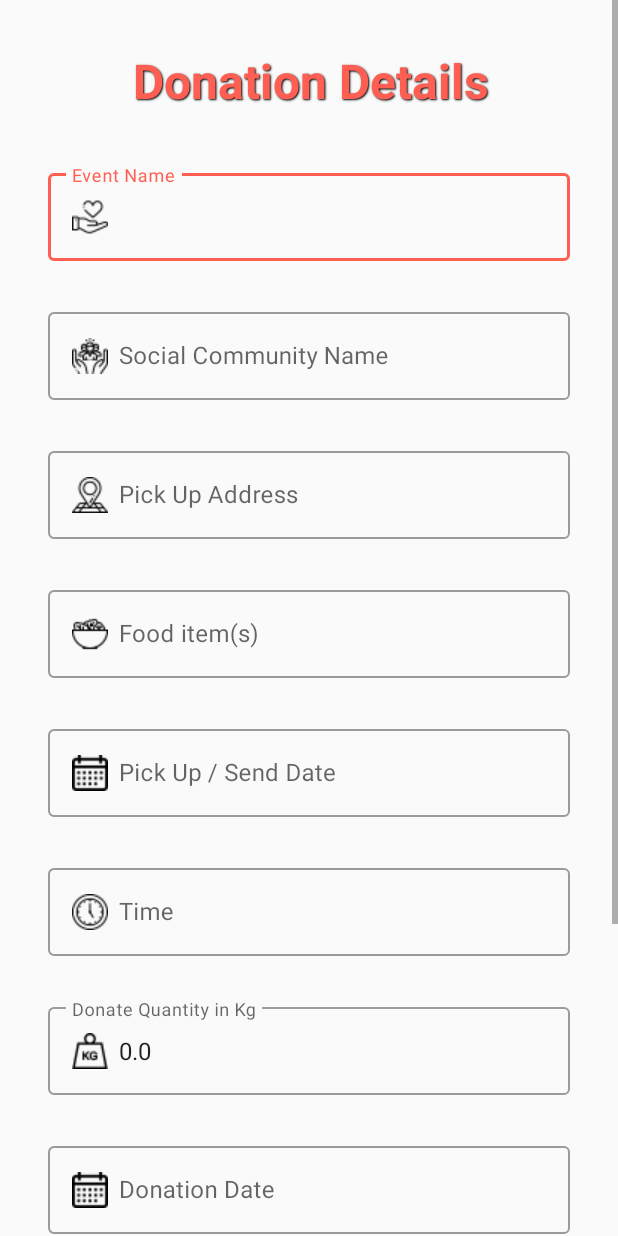
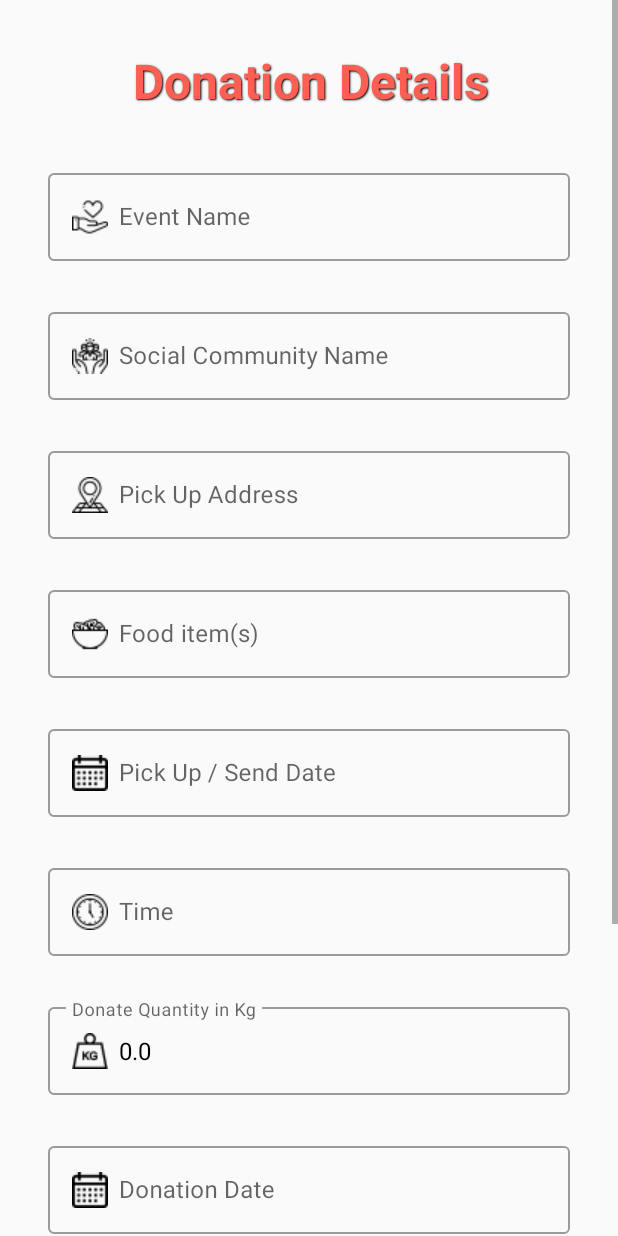
Before and after one commit to aldymadani/Food-Donation-Application, an Android app: the HistoryDetail screen opened directly, with no data from a screen before it, on a phone screen of 412 x 824 dp. Run offline under Robolectric (Android 15) with nearby library versions, the phone set to English and light mode, and no system bars; pictures from the network do not load; 9 statements that could not run were skipped.

Commit message:
Fixing recyclerview and disable text field for donation history
Signed-off-by: Muhammad Aldy Madani Saleh <aldymadani10@gmail.com>

```diff
--- a/app/src/main/res/layout/activity_donator.xml
+++ b/app/src/main/res/layout/activity_donator.xml
@@ -8,8 +8,8 @@
 
     <androidx.recyclerview.widget.RecyclerView
         android:id="@+id/donatorRecyclerView"
-        android:layout_width="409dp"
-        android:layout_height="657dp"
+        android:layout_width="0dp"
+        android:layout_height="0dp"
         app:layout_constraintBottom_toBottomOf="parent"
         app:layout_constraintEnd_toEndOf="parent"
         app:layout_constraintStart_toStartOf="parent"
--- a/app/src/main/res/layout/activity_history_detail.xml
+++ b/app/src/main/res/layout/activity_history_detail.xml
@@ -40,6 +40,8 @@
             app:layout_constraintStart_toStartOf="parent"
             app:layout_constraintTop_toBottomOf="@+id/historyDetailTitle"
             app:helperTextEnabled="true"
+            android:focusableInTouchMode="false"
+            android:focusable="false"
             style="@style/Widget.MaterialComponents.TextInputLayout.OutlinedBox"
             android:hint="@string/event_name_placeholder" >
 
@@ -49,7 +51,9 @@
                 android:layout_height="wrap_content"
                 android:drawableStart="@drawable/event_title_icon"
                 android:drawablePadding="7dp"
-                android:inputType="text" />
+                android:inputType="text"
+                android:enabled="false"
+                android:textColor="#000000"/>
         </com.google.android.material.textfield.TextInputLayout>
 
         <com.google.android.material.textfield.TextInputLayout
@@ -58,6 +62,8 @@
             android:layout_width="0dp"
             android:layout_height="wrap_content"
             android:layout_marginTop="8dp"
+            android:focusableInTouchMode="false"
+            android:focusable="false"
             app:errorEnabled="true"
             app:layout_constraintEnd_toEndOf="@+id/historyDetailEventNameLayout"
             app:layout_constraintHorizontal_bias="0.452"
@@ -74,6 +80,8 @@
                 android:ems="10"
                 android:hint="@string/social_community_name_placeholder"
                 android:inputType="text"
+                android:enabled="false"
+                android:textColor="#000000"
                 app:layout_constraintEnd_toEndOf="@+id/register_email_layout"
                 app:layout_constraintHorizontal_bias="1.0"
                 app:layout_constraintStart_toStartOf="@+id/register_email_layout"
@@ -86,9 +94,11 @@
             android:layout_width="0dp"
             android:layout_height="wrap_content"
             android:layout_marginTop="8dp"
-            android:hint="@string/pick_up_address_placeholder"
+            android:focusableInTouchMode="false"
+            android:focusable="false"
             app:errorEnabled="true"
             app:layout_constraintEnd_toEndOf="@+id/historyDetailSocialCommunityNameLayout"
+            app:layout_constraintHorizontal_bias="0.452"
             app:layout_constraintStart_toStartOf="@+id/historyDetailSocialCommunityNameLayout"
             app:layout_constraintTop_toBottomOf="@+id/historyDetailSocialCommunityNameLayout">
 
@@ -96,12 +106,45 @@
                 android:id="@+id/historyDetailPickUpAddress"
                 android:layout_width="match_parent"
                 android:layout_height="match_parent"
-                android:layout_marginTop="24dp"
+                android:layout_marginTop="152dp"
                 android:drawableStart="@drawable/pick_up_address_icon"
                 android:drawablePadding="7dp"
                 android:ems="10"
-                android:inputType="textPostalAddress" />
+                android:hint="@string/pick_up_address_placeholder"
+                android:inputType="text"
+                android:enabled="false"
+                android:textColor="#000000"
+                app:layout_constraintEnd_toEndOf="@+id/register_email_layout"
+                app:layout_constraintHorizontal_bias="1.0"
+                app:layout_constraintStart_toStartOf="@+id/register_email_layout"
+                app:layout_constraintTop_toBottomOf="@+id/register_email_layout" />
         </com.google.android.material.textfield.TextInputLayout>
+
+<!--        <com.google.android.material.textfield.TextInputLayout-->
+<!--            android:id="@+id/historyDetailPickUpAddressLayout"-->
+<!--            style="@style/Widget.MaterialComponents.TextInputLayout.OutlinedBox"-->
+<!--            android:layout_width="0dp"-->
+<!--            android:layout_height="wrap_content"-->
+<!--            android:layout_marginTop="8dp"-->
+<!--            android:focusable="false"-->
+<!--            android:focusableInTouchMode="false"-->
+<!--            android:hint="@string/pick_up_address_placeholder"-->
+<!--            app:layout_constraintEnd_toEndOf="@+id/historyDetailSocialCommunityNameLayout"-->
+<!--            app:layout_constraintStart_toStartOf="@+id/historyDetailSocialCommunityNameLayout"-->
+<!--            app:layout_constraintTop_toBottomOf="@+id/historyDetailSocialCommunityNameLayout">-->
+
+<!--            <EditText-->
+<!--                android:id="@+id/historyDetailPickUpAddress"-->
+<!--                android:layout_width="match_parent"-->
+<!--                android:layout_height="match_parent"-->
+<!--                android:layout_marginTop="24dp"-->
+<!--                android:drawableStart="@drawable/pick_up_address_icon"-->
+<!--                android:drawablePadding="7dp"-->
+<!--                android:ems="10"-->
+<!--                android:enabled="false"-->
+<!--                android:inputType="textPostalAddress"-->
+<!--                android:textColor="#000000" />-->
+<!--        </com.google.android.material.textfield.TextInputLayout>-->
 
         <com.google.android.material.textfield.TextInputLayout
             android:id="@+id/historyDetailFoodItemsLayout"
@@ -109,6 +152,8 @@
             android:layout_width="0dp"
             android:layout_height="wrap_content"
             android:layout_marginTop="8dp"
+            android:focusable="false"
+            android:focusableInTouchMode="false"
             android:hint="@string/food_items_placeholder"
             app:errorEnabled="true"
             app:layout_constraintEnd_toEndOf="@+id/historyDetailPickUpAddressLayout"
@@ -123,7 +168,9 @@
                 android:drawableStart="@drawable/food_items_icon"
                 android:drawablePadding="7dp"
                 android:ems="10"
-                android:inputType="text" />
+                android:enabled="false"
+                android:inputType="text"
+                android:textColor="#000000" />
         </com.google.android.material.textfield.TextInputLayout>
 
         <com.google.android.material.textfield.TextInputLayout
@@ -133,6 +180,8 @@
             android:layout_height="wrap_content"
             android:layout_marginTop="8dp"
             android:hint="@string/pick_up_date_placeholder"
+            android:focusableInTouchMode="false"
+            android:focusable="false"
             app:errorEnabled="true"
             app:layout_constraintEnd_toEndOf="@+id/historyDetailFoodItemsLayout"
             app:layout_constraintStart_toStartOf="@+id/historyDetailFoodItemsLayout"
@@ -146,7 +195,9 @@
                 android:drawableStart="@drawable/pick_up_icon"
                 android:drawablePadding="7dp"
                 android:ems="10"
-                android:inputType="date" />
+                android:inputType="date"
+                android:enabled="false"
+                android:textColor="#000000" />
         </com.google.android.material.textfield.TextInputLayout>
 
         <com.google.android.material.textfield.TextInputLayout
@@ -156,6 +207,8 @@
             android:layout_height="wrap_content"
             android:layout_marginTop="8dp"
             android:hint="@string/time_placeholder"
+            android:focusableInTouchMode="false"
+            android:focusable="false"
             app:errorEnabled="true"
             app:layout_constraintEnd_toEndOf="@+id/historyDetailDateLayout"
             app:layout_constraintHorizontal_bias="0.452"
@@ -170,7 +223,9 @@
                 android:drawableStart="@drawable/time_icon"
                 android:drawablePadding="7dp"
                 android:ems="10"
-                android:inputType="numberDecimal" />
+                android:inputType="numberDecimal"
+                android:enabled="false"
+                android:textColor="#000000" />
         </com.google.android.material.textfield.TextInputLayout>
 
         <com.google.android.material.textfield.TextInputLayout
@@ -180,6 +235,8 @@
             android:layout_height="wrap_content"
             android:layout_marginTop="8dp"
             android:hint="@string/donate_quantity_placeholder"
+            android:focusableInTouchMode="false"
+            android:focusable="false"
             app:errorEnabled="true"
             app:layout_constraintEnd_toEndOf="@+id/historyDetailTimeLayout"
             app:layout_constraintHorizontal_bias="0.452"
@@ -194,7 +251,9 @@
                 android:drawableStart="@drawable/quantity_icon"
                 android:drawablePadding="7dp"
                 android:ems="10"
-                android:inputType="numberDecimal"/>
+                android:inputType="numberDecimal"
+                android:enabled="false"
+                android:textColor="#000000"/>
         </com.google.android.material.textfield.TextInputLayout>
 
         <com.google.android.material.textfield.TextInputLayout
@@ -204,6 +263,8 @@
             android:layout_height="wrap_content"
             android:layout_marginTop="8dp"
             android:hint="@string/donation_date_placeholder"
+            android:focusableInTouchMode="false"
+            android:focusable="false"
             app:errorEnabled="true"
             app:layout_constraintEnd_toEndOf="@+id/historyDetailTotalDonationLayout"
             app:layout_constraintHorizontal_bias="0.452"
@@ -218,7 +279,9 @@
                 android:drawableStart="@drawable/pick_up_icon"
                 android:drawablePadding="7dp"
                 android:ems="10"
-                android:inputType="date" />
+                android:inputType="date"
+                android:enabled="false"
+                android:textColor="#000000" />
         </com.google.android.material.textfield.TextInputLayout>
 
         <ImageView
```
